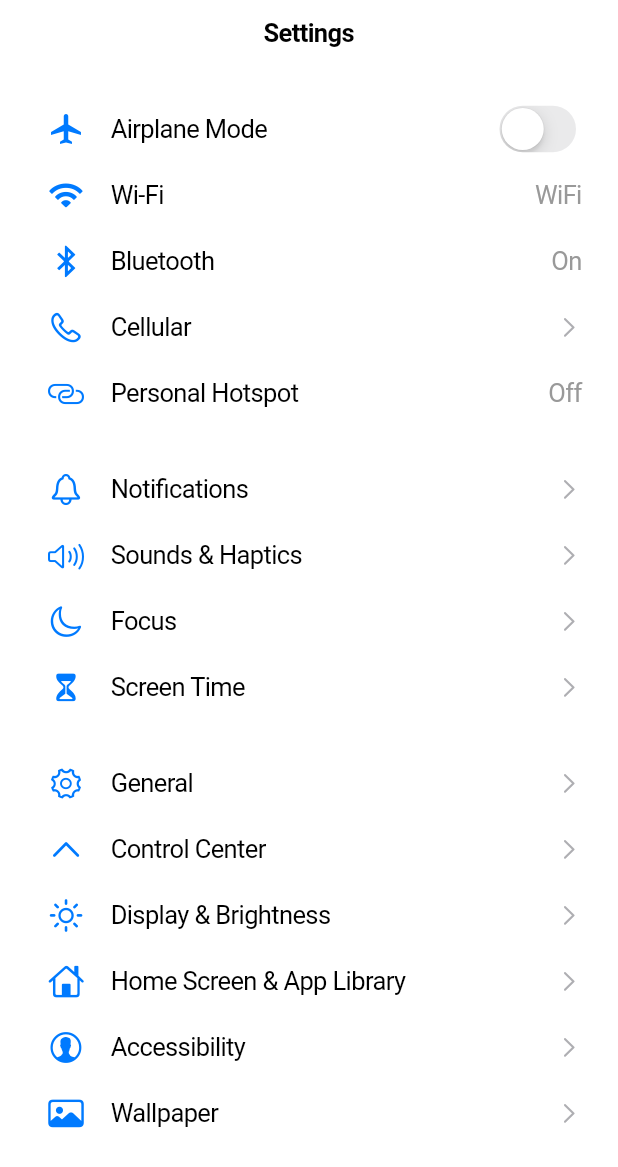
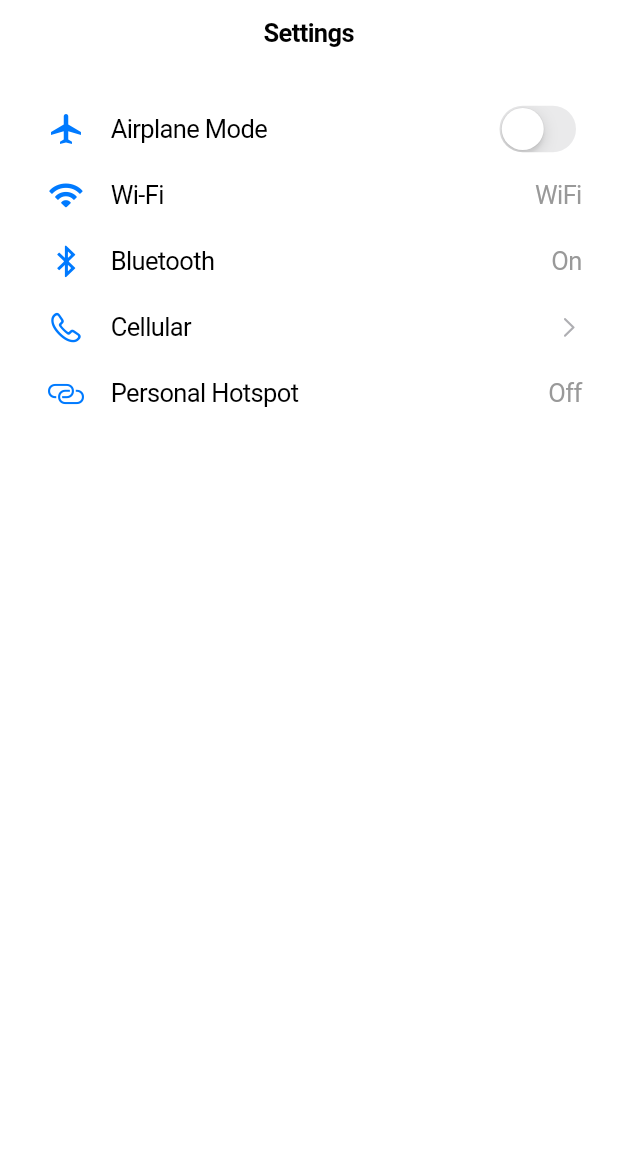
Before and after one commit to megan-esguerra/settings_midterm_activity, a Flutter app: the screen it shows after launch, on a phone screen of 412 x 824 dp. Shown: the top 1167 px of the screen. Run offline on Flutter 3.47's test engine with Material 3 defaults, Android fonts, the phone set to English and light mode, and no system bars.

Commit message:
HELLO GOODBYE

```diff
--- a/lib/main.dart
+++ b/lib/main.dart
@@ -80,22 +80,6 @@ class SettingsPage extends StatelessWidget {
               ),
             ),
           ]),
-          const SizedBox(height: 20),
-          _buildSettingsSection([
-            _buildTile(CupertinoIcons.bell, "Notifications"),
-            _buildTile(CupertinoIcons.speaker_3, "Sounds & Haptics"),
-            _buildTile(CupertinoIcons.moon, "Focus"),
-            _buildTile(CupertinoIcons.hourglass, "Screen Time"),
-          ]),
-          const SizedBox(height: 20),
-          _buildSettingsSection([
-            _buildTile(CupertinoIcons.gear, "General"),
-            _buildTile(CupertinoIcons.control, "Control Center"),
-            _buildTile(CupertinoIcons.brightness, "Display & Brightness"),
-            _buildTile(CupertinoIcons.home, "Home Screen & App Library"),
-            _buildTile(CupertinoIcons.person_alt_circle, "Accessibility"),
-            _buildTile(CupertinoIcons.photo, "Wallpaper"),
-          ]),
         ],
       ),
     );
```
